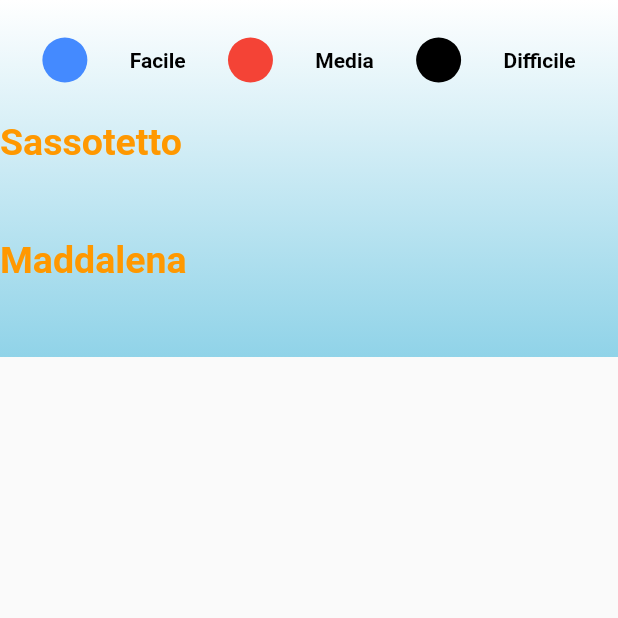
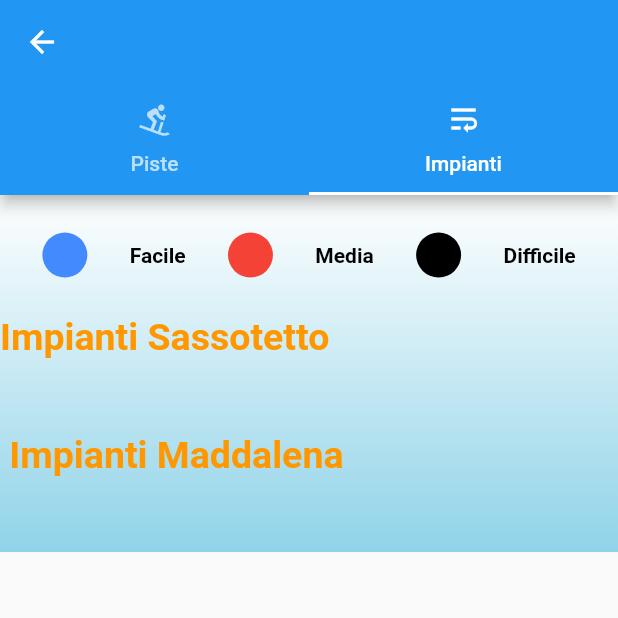
Before and after one commit to Luca-Marcianesi/Flutter-Dart-SarnanoNeve, a Flutter app: the screen it shows after launch, after a tap on "Impianti", on a phone screen of 412 x 824 dp, the top half of it. Run offline on Flutter 3.47's test engine with Material 2 defaults, Android fonts, the phone set to English and light mode, and no system bars; our stand-ins replace cloud_firestore, firebase_core; accounts and stored records are empty.

Commit message:
perfezzionamento e separazione dal main

```diff
--- /dev/null
+++ b/lib/Ui/ImpiantiUI.dart
@@ -0,0 +1,64 @@
+import 'package:flutter/material.dart';
+import '../Data/Network/PisteSource.dart';
+import 'GenericComponent.dart';
+
+class ImpiantiUI extends StatelessWidget {
+  const ImpiantiUI({Key? key}) : super(key: key);
+
+  @override
+  Widget build(BuildContext context) {
+    // This method is rerun every time setState is called, for instance as done
+    // by the _incrementCounter method above.
+    //
+    // The Flutter framework has been optimized to make rerunning build methods
+    // fast, so that you can just rebuild anything that needs updating rather
+    // than having to individually change instances of widgets.
+    return Scaffold(
+        body: Container(
+            decoration: const BoxDecoration(
+                gradient: LinearGradient(
+                    colors: [Colors.white, Color(0xFF90D3E8)],
+                    begin: Alignment.topCenter,
+                    end: Alignment.bottomCenter)),
+            child: SafeArea(
+                child: SingleChildScrollView(
+                  child: Column(
+                    children: [
+                      spazio(),
+                      infoPista(),
+                      spazio(),
+                      comprensorio('Impianti Sassotetto'),
+                      spazio(),
+                      listaPiste('Sassotetto'),
+                      spazio(),
+                      comprensorio(' Impianti Maddalena'),
+                      spazio(),
+                      listaPiste('Maddalena'),
+                      spazio(),
+                    ],
+                  ),
+                ))));
+    // This trailing comma makes auto-formatting nicer for build methods.
+  }
+}
+
+Widget infoPista() => Row(
+  mainAxisAlignment: MainAxisAlignment.spaceEvenly,
+  children: [
+    const CircleAvatar(
+      radius: 15,
+      backgroundColor: Colors.blueAccent,
+    ),
+    textInfo('Facile'),
+    const CircleAvatar(
+      radius: 15,
+      backgroundColor: Colors.red,
+    ),
+    textInfo('Media'),
+    const CircleAvatar(
+      radius: 15,
+      backgroundColor: Colors.black,
+    ),
+    textInfo('Difficile')
+  ],
+);
--- a/lib/Ui/ListContainerUI.dart
+++ b/lib/Ui/ListContainerUI.dart
@@ -1,7 +1,16 @@
 import 'package:flutter/material.dart';
+import 'package:sarnanoneve/Ui/ImpiantiUI.dart';
 import 'package:sarnanoneve/Ui/PisteUi.dart';
 
 class ListContainer extends StatefulWidget{
+  final int value;
+
+  const ListContainer({
+    Key? key,
+    required this.value,
+}) :super(key: key);
+
+
   @override
   State<StatefulWidget> createState() => _ListContainer();
   }
@@ -12,10 +21,12 @@ class _ListContainer extends State<ListContainer> with SingleTickerProviderState
 
   late TabController controller;
 
+
   @override
   void initState(){
     super.initState();
     controller = TabController(length: 2, vsync: this);
+    controller.animateTo(widget.value);
   }
   @override
   void dispose(){
@@ -34,7 +45,7 @@ class _ListContainer extends State<ListContainer> with SingleTickerProviderState
         controller: controller,
         children: const [
           PisteUI(),
-          PisteUI()
+          ImpiantiUI()
 
 
         ],
@@ -43,8 +54,8 @@ class _ListContainer extends State<ListContainer> with SingleTickerProviderState
         bottom:  TabBar(
           controller: controller,
           tabs: const [
-            Tab(text: 'Impianti',icon: Icon(Icons.downhill_skiing)),
-            Tab(text: 'Piste',icon: Icon(Icons.wrap_text))
+            Tab(text: 'Piste',icon: Icon(Icons.downhill_skiing)),
+            Tab(text: 'Impianti',icon: Icon(Icons.wrap_text))
 
           ],
 
--- a/lib/main.dart
+++ b/lib/main.dart
@@ -1,7 +1,7 @@
 import 'package:flutter/material.dart';
 import 'package:firebase_core/firebase_core.dart';
 import 'package:sarnanoneve/Ui/ListContainerUI.dart';
-import 'package:sarnanoneve/Ui/PisteUi.dart';
+
 
 Future main() async {
   WidgetsFlutterBinding.ensureInitialized();
@@ -65,6 +65,10 @@ class MyHomePage extends StatelessWidget {
 
   get shape => const BeveledRectangleBorder();
 
+  get tabPositionImpainti => 1;
+
+  get tabPositionPiste => 0;
+
   @override
   Widget build(BuildContext context) {
     return Scaffold(
@@ -85,7 +89,7 @@ class MyHomePage extends StatelessWidget {
                     style: buttonStyle(),
                     onPressed: () {
                       Navigator.of(context).push(MaterialPageRoute(
-                        builder: (context) =>  ListContainer(),
+                        builder: (context) =>  ListContainer(value : tabPositionPiste),
                       ));
                     },
                     child: Text("Piste", style: textButton()),
@@ -102,7 +106,7 @@ class MyHomePage extends StatelessWidget {
                     style: buttonStyle(),
                     onPressed: () {
                       Navigator.of(context).push(MaterialPageRoute(
-                        builder: (context) => const PisteUI(),
+                        builder: (context) => ListContainer(value : tabPositionImpainti),
                       ));
                     },
                     child: Text("Impianti", style: textButton()),
```
